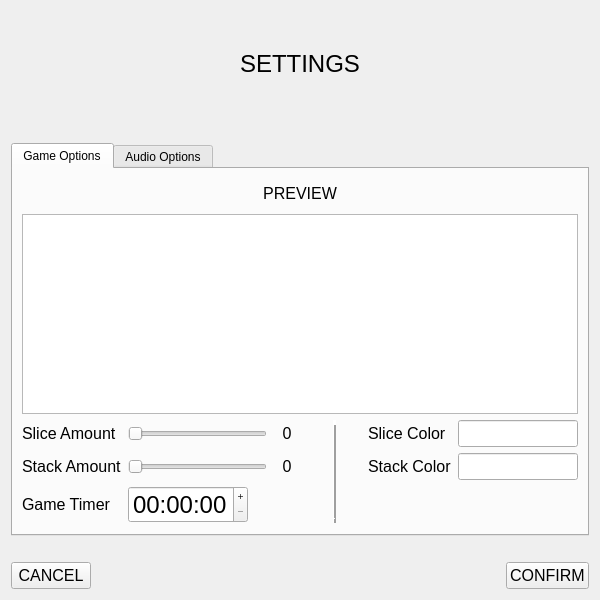
Above: settingswindow.ui from radinals/HanoiTower before the change. Below: the same form after it.
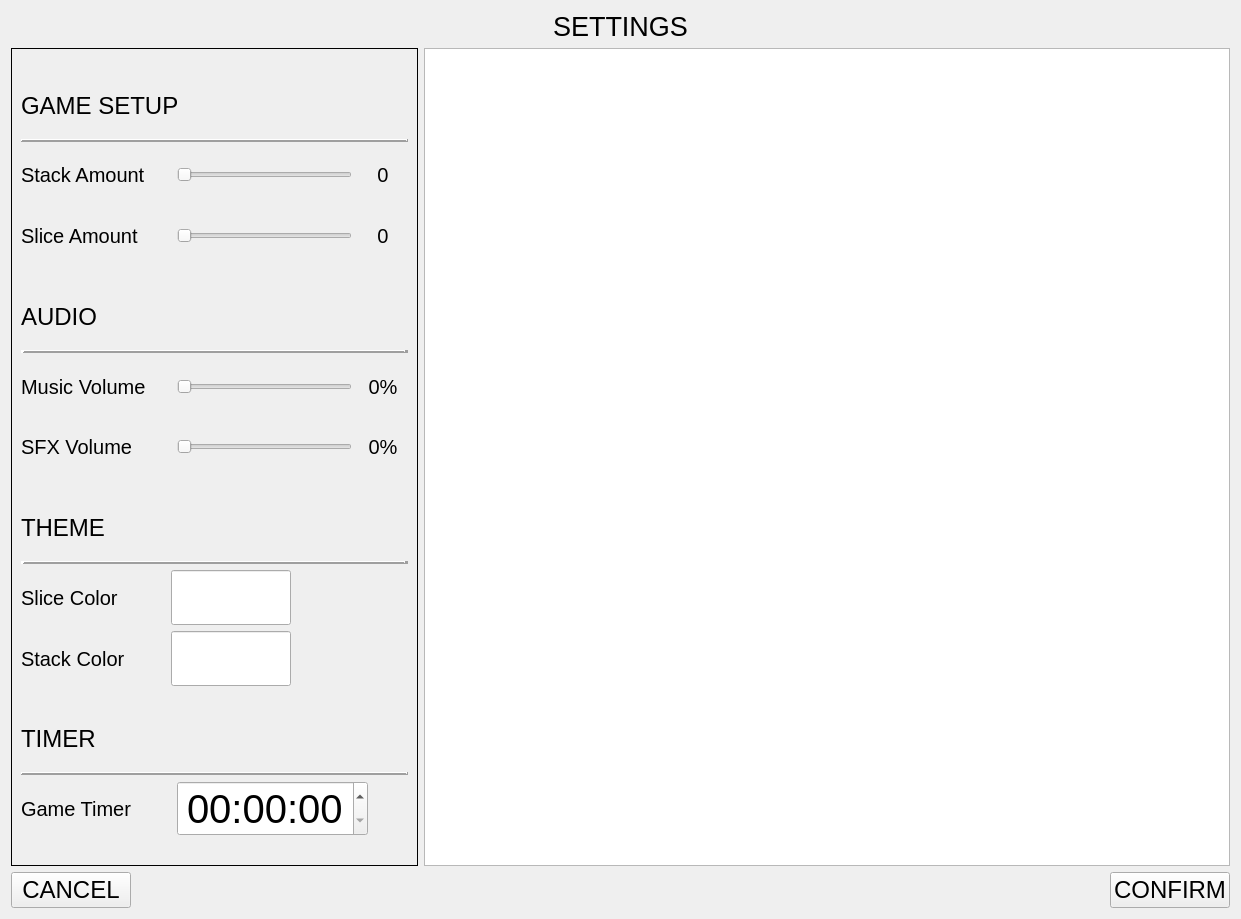
That is the form after the change.

Commit message: redesigned settings menu, and now is integrated directly to main window

```diff
--- a/settingswindow.ui
+++ b/settingswindow.ui
@@ -6,123 +6,190 @@
    <rect>
     <x>0</x>
     <y>0</y>
-    <width>600</width>
-    <height>600</height>
+    <width>1241</width>
+    <height>919</height>
    </rect>
   </property>
   <property name="sizePolicy">
-   <sizepolicy hsizetype="Fixed" vsizetype="Preferred">
+   <sizepolicy hsizetype="Preferred" vsizetype="Preferred">
     <horstretch>0</horstretch>
     <verstretch>0</verstretch>
    </sizepolicy>
   </property>
   <property name="minimumSize">
    <size>
-    <width>520</width>
-    <height>0</height>
+    <width>600</width>
+    <height>800</height>
    </size>
   </property>
   <property name="maximumSize">
    <size>
-    <width>600</width>
-    <height>601</height>
+    <width>16777215</width>
+    <height>16777215</height>
    </size>
   </property>
   <property name="windowTitle">
    <string>Form</string>
   </property>
-  <layout class="QVBoxLayout" name="verticalLayout">
-   <item>
-    <widget class="QLabel" name="SettingsTitle">
-     <property name="font">
-      <font>
-       <pointsize>18</pointsize>
-      </font>
-     </property>
-     <property name="text">
-      <string>SETTINGS</string>
-     </property>
-     <property name="alignment">
-      <set>Qt::AlignCenter</set>
-     </property>
-    </widget>
-   </item>
-   <item>
-    <spacer name="horizontalSpacer_3">
-     <property name="orientation">
-      <enum>Qt::Horizontal</enum>
-     </property>
-     <property name="sizeHint" stdset="0">
-      <size>
-       <width>40</width>
-       <height>20</height>
-      </size>
-     </property>
-    </spacer>
-   </item>
-   <item>
-    <widget class="QTabWidget" name="tabWidget">
-     <property name="sizePolicy">
-      <sizepolicy hsizetype="Expanding" vsizetype="Fixed">
-       <horstretch>0</horstretch>
-       <verstretch>0</verstretch>
-      </sizepolicy>
-     </property>
-     <property name="currentIndex">
-      <number>0</number>
-     </property>
-     <widget class="QWidget" name="GameOptions">
-      <attribute name="title">
-       <string>Game Options</string>
-      </attribute>
       <layout class="QGridLayout" name="gridLayout">
-       <item row="5" column="0">
-        <widget class="QLabel" name="GameStackAmountLabel">
-         <property name="maximumSize">
+   <item row="2" column="0" colspan="4">
+    <layout class="QHBoxLayout" name="horizontalLayout">
+     <item>
+      <widget class="QPushButton" name="CancelButton">
+       <property name="sizePolicy">
+        <sizepolicy hsizetype="Preferred" vsizetype="Fixed">
+         <horstretch>0</horstretch>
+         <verstretch>0</verstretch>
+        </sizepolicy>
+       </property>
+       <property name="minimumSize">
           <size>
-           <width>150</width>
-           <height>16777215</height>
+         <width>120</width>
+         <height>0</height>
           </size>
          </property>
          <property name="font">
           <font>
-           <pointsize>12</pointsize>
+         <pointsize>18</pointsize>
           </font>
          </property>
          <property name="text">
-          <string>Stack Amount</string>
+        <string>CANCEL</string>
          </property>
         </widget>
        </item>
-       <item row="5" column="6">
-        <widget class="QLabel" name="ThemeStackColorSettingsLabel">
-         <property name="maximumSize">
+     <item>
+      <spacer name="horizontalSpacer">
+       <property name="orientation">
+        <enum>Qt::Horizontal</enum>
+       </property>
+       <property name="sizeHint" stdset="0">
           <size>
-           <width>150</width>
-           <height>16777215</height>
-          </size>
-         </property>
+         <width>40</width>
+         <height>20</height>
+        </size>
+       </property>
+      </spacer>
+     </item>
+     <item>
+      <widget class="QPushButton" name="SaveButton">
+       <property name="sizePolicy">
+        <sizepolicy hsizetype="Preferred" vsizetype="Fixed">
+         <horstretch>0</horstretch>
+         <verstretch>0</verstretch>
+        </sizepolicy>
+       </property>
+       <property name="minimumSize">
+        <size>
+         <width>120</width>
+         <height>0</height>
+        </size>
+       </property>
          <property name="font">
           <font>
-           <pointsize>12</pointsize>
+         <pointsize>18</pointsize>
           </font>
          </property>
          <property name="text">
-          <string>Stack Color</string>
+        <string>CONFIRM</string>
          </property>
         </widget>
        </item>
-       <item row="4" column="0">
+    </layout>
+   </item>
+   <item row="1" column="3">
+    <widget class="QGraphicsView" name="PreviewOut">
+     <property name="sizePolicy">
+      <sizepolicy hsizetype="Expanding" vsizetype="Expanding">
+       <horstretch>0</horstretch>
+       <verstretch>0</verstretch>
+      </sizepolicy>
+     </property>
+     <property name="minimumSize">
+      <size>
+       <width>500</width>
+       <height>500</height>
+      </size>
+     </property>
+     <property name="styleSheet">
+      <string notr="true"/>
+     </property>
+     <property name="horizontalScrollBarPolicy">
+      <enum>Qt::ScrollBarAsNeeded</enum>
+     </property>
+     <property name="sizeAdjustPolicy">
+      <enum>QAbstractScrollArea::AdjustToContents</enum>
+     </property>
+     <property name="backgroundBrush">
+      <brush brushstyle="NoBrush">
+       <color alpha="255">
+        <red>0</red>
+        <green>0</green>
+        <blue>0</blue>
+       </color>
+      </brush>
+     </property>
+     <property name="interactive">
+      <bool>false</bool>
+     </property>
+     <property name="resizeAnchor">
+      <enum>QGraphicsView::AnchorViewCenter</enum>
+     </property>
+     <property name="viewportUpdateMode">
+      <enum>QGraphicsView::MinimalViewportUpdate</enum>
+     </property>
+    </widget>
+   </item>
+   <item row="1" column="0" colspan="3">
+    <widget class="QFrame" name="SettingOptionsFrame">
+     <property name="frameShape">
+      <enum>QFrame::Box</enum>
+     </property>
+     <property name="frameShadow">
+      <enum>QFrame::Plain</enum>
+     </property>
+     <property name="lineWidth">
+      <number>1</number>
+     </property>
+     <layout class="QGridLayout" name="gridLayout_3">
+      <item row="9" column="0">
+       <widget class="Line" name="line">
+        <property name="sizePolicy">
+         <sizepolicy hsizetype="Preferred" vsizetype="Fixed">
+          <horstretch>0</horstretch>
+          <verstretch>0</verstretch>
+         </sizepolicy>
+        </property>
+        <property name="frameShadow">
+         <enum>QFrame::Raised</enum>
+        </property>
+        <property name="lineWidth">
+         <number>4</number>
+        </property>
+        <property name="orientation">
+         <enum>Qt::Horizontal</enum>
+        </property>
+       </widget>
+      </item>
+      <item row="6" column="0">
+       <layout class="QHBoxLayout" name="horizontalLayout_2">
+        <item>
         <widget class="QLabel" name="GameSliceAmountLabel">
-         <property name="maximumSize">
+          <property name="minimumSize">
           <size>
            <width>150</width>
+            <height>20</height>
+           </size>
+          </property>
+          <property name="maximumSize">
+           <size>
+            <width>16777215</width>
            <height>16777215</height>
           </size>
          </property>
          <property name="font">
           <font>
-           <pointsize>12</pointsize>
+            <pointsize>15</pointsize>
           </font>
          </property>
          <property name="text">
@@ -130,12 +197,18 @@
          </property>
         </widget>
        </item>
-       <item row="4" column="1">
+        <item>
         <widget class="QSlider" name="GameSliceAmountSlider">
+          <property name="sizePolicy">
+           <sizepolicy hsizetype="Expanding" vsizetype="Preferred">
+            <horstretch>0</horstretch>
+            <verstretch>0</verstretch>
+           </sizepolicy>
+          </property>
          <property name="minimumSize">
           <size>
            <width>0</width>
-           <height>0</height>
+            <height>20</height>
           </size>
          </property>
          <property name="maximumSize">
@@ -158,51 +231,17 @@
          </property>
         </widget>
        </item>
-       <item row="5" column="7">
-        <widget class="QLineEdit" name="ThemeStackColorSettingsInput">
-         <property name="sizePolicy">
-          <sizepolicy hsizetype="Fixed" vsizetype="Fixed">
-           <horstretch>0</horstretch>
-           <verstretch>0</verstretch>
-          </sizepolicy>
-         </property>
-         <property name="maximumSize">
-          <size>
-           <width>120</width>
-           <height>16777215</height>
-          </size>
-         </property>
-         <property name="font">
-          <font>
-           <pointsize>12</pointsize>
-          </font>
-         </property>
-        </widget>
-       </item>
-       <item row="4" column="3" rowspan="3">
-        <spacer name="verticalSpacer_2">
-         <property name="orientation">
-          <enum>Qt::Vertical</enum>
-         </property>
-         <property name="sizeHint" stdset="0">
-          <size>
-           <width>20</width>
-           <height>40</height>
-          </size>
-         </property>
-        </spacer>
-       </item>
-       <item row="5" column="2">
-        <widget class="QLabel" name="GameStackAmountOut">
+        <item>
+         <widget class="QLabel" name="GameSliceAmountOut">
          <property name="minimumSize">
           <size>
-           <width>28</width>
+            <width>50</width>
            <height>0</height>
           </size>
          </property>
          <property name="font">
           <font>
-           <pointsize>12</pointsize>
+            <pointsize>15</pointsize>
           </font>
          </property>
          <property name="text">
@@ -213,33 +252,155 @@
          </property>
         </widget>
        </item>
-       <item row="6" column="1">
+       </layout>
+      </item>
+      <item row="12" column="0">
+       <layout class="QHBoxLayout" name="horizontalLayout_6">
+        <item>
+         <widget class="QLabel" name="AudioSFXVolLabel">
+          <property name="minimumSize">
+           <size>
+            <width>150</width>
+            <height>20</height>
+           </size>
+          </property>
+          <property name="maximumSize">
+           <size>
+            <width>16777215</width>
+            <height>16777215</height>
+           </size>
+          </property>
+          <property name="font">
+           <font>
+            <pointsize>15</pointsize>
+           </font>
+          </property>
+          <property name="text">
+           <string>SFX Volume</string>
+          </property>
+         </widget>
+        </item>
+        <item>
+         <widget class="QSlider" name="AudioSFXVolSlider">
+          <property name="sizePolicy">
+           <sizepolicy hsizetype="Expanding" vsizetype="Preferred">
+            <horstretch>0</horstretch>
+            <verstretch>0</verstretch>
+           </sizepolicy>
+          </property>
+          <property name="minimumSize">
+           <size>
+            <width>0</width>
+            <height>20</height>
+           </size>
+          </property>
+          <property name="font">
+           <font>
+            <pointsize>15</pointsize>
+           </font>
+          </property>
+          <property name="maximum">
+           <number>100</number>
+          </property>
+          <property name="orientation">
+           <enum>Qt::Horizontal</enum>
+          </property>
+         </widget>
+        </item>
+        <item>
+         <widget class="QLabel" name="AudioSFXVolOut">
+          <property name="minimumSize">
+           <size>
+            <width>50</width>
+            <height>0</height>
+           </size>
+          </property>
+          <property name="font">
+           <font>
+            <pointsize>15</pointsize>
+           </font>
+          </property>
+          <property name="text">
+           <string>0%</string>
+          </property>
+          <property name="alignment">
+           <set>Qt::AlignCenter</set>
+          </property>
+         </widget>
+        </item>
+       </layout>
+      </item>
+      <item row="8" column="0">
+       <widget class="QLabel" name="GameAudioSetupGroupLabel">
+        <property name="font">
+         <font>
+          <pointsize>18</pointsize>
+         </font>
+        </property>
+        <property name="text">
+         <string>AUDIO</string>
+        </property>
+       </widget>
+      </item>
+      <item row="22" column="0">
+       <layout class="QHBoxLayout" name="horizontalLayout_4">
+        <item>
+         <widget class="QLabel" name="GameTimerSettingLabel">
+          <property name="minimumSize">
+           <size>
+            <width>150</width>
+            <height>20</height>
+           </size>
+          </property>
+          <property name="maximumSize">
+           <size>
+            <width>16777215</width>
+            <height>16777215</height>
+           </size>
+          </property>
+          <property name="font">
+           <font>
+            <pointsize>15</pointsize>
+           </font>
+          </property>
+          <property name="text">
+           <string>Game Timer </string>
+          </property>
+         </widget>
+        </item>
+        <item>
         <widget class="QTimeEdit" name="GameTimerInput">
          <property name="sizePolicy">
-          <sizepolicy hsizetype="Fixed" vsizetype="Fixed">
+           <sizepolicy hsizetype="Fixed" vsizetype="Preferred">
            <horstretch>0</horstretch>
            <verstretch>0</verstretch>
           </sizepolicy>
          </property>
          <property name="minimumSize">
           <size>
-           <width>120</width>
-           <height>0</height>
+            <width>0</width>
+            <height>20</height>
           </size>
          </property>
          <property name="maximumSize">
           <size>
-           <width>100</width>
+            <width>200</width>
            <height>16777215</height>
           </size>
          </property>
          <property name="font">
           <font>
-           <pointsize>18</pointsize>
-          </font>
-         </property>
+            <pointsize>30</pointsize>
+           </font>
+          </property>
+          <property name="frame">
+           <bool>true</bool>
+          </property>
+          <property name="alignment">
+           <set>Qt::AlignCenter</set>
+          </property>
          <property name="buttonSymbols">
-          <enum>QAbstractSpinBox::PlusMinus</enum>
+           <enum>QAbstractSpinBox::UpDownArrows</enum>
          </property>
          <property name="showGroupSeparator" stdset="0">
           <bool>false</bool>
@@ -249,69 +410,68 @@
          </property>
         </widget>
        </item>
-       <item row="4" column="2">
-        <widget class="QLabel" name="GameSliceAmountOut">
-         <property name="minimumSize">
+        <item>
+         <spacer name="horizontalSpacer_5">
+          <property name="orientation">
+           <enum>Qt::Horizontal</enum>
+          </property>
+          <property name="sizeHint" stdset="0">
           <size>
-           <width>28</width>
-           <height>0</height>
-          </size>
-         </property>
-         <property name="font">
-          <font>
-           <pointsize>12</pointsize>
-          </font>
-         </property>
-         <property name="text">
-          <string>0</string>
-         </property>
-         <property name="alignment">
-          <set>Qt::AlignCenter</set>
-         </property>
-        </widget>
-       </item>
-       <item row="6" column="0">
-        <widget class="QLabel" name="GameTimerLabel">
-         <property name="maximumSize">
+            <width>40</width>
+            <height>20</height>
+           </size>
+          </property>
+         </spacer>
+        </item>
+       </layout>
+      </item>
+      <item row="0" column="0">
+       <spacer name="horizontalSpacer_9">
+        <property name="orientation">
+         <enum>Qt::Horizontal</enum>
+        </property>
+        <property name="sizeHint" stdset="0">
           <size>
-           <width>150</width>
-           <height>16777215</height>
-          </size>
-         </property>
+          <width>40</width>
+          <height>20</height>
+         </size>
+        </property>
+       </spacer>
+      </item>
+      <item row="20" column="0">
+       <widget class="QLabel" name="GameTimerSetupGroupLabel">
          <property name="font">
           <font>
-           <pointsize>12</pointsize>
+          <pointsize>18</pointsize>
           </font>
          </property>
          <property name="text">
-          <string>Game Timer </string>
+         <string>TIMER</string>
          </property>
         </widget>
        </item>
-       <item row="4" column="5" rowspan="3">
-        <spacer name="verticalSpacer">
-         <property name="orientation">
-          <enum>Qt::Vertical</enum>
-         </property>
-         <property name="sizeHint" stdset="0">
-          <size>
-           <width>20</width>
-           <height>40</height>
-          </size>
-         </property>
-        </spacer>
-       </item>
-       <item row="4" column="6">
+      <item row="17" column="0">
+       <layout class="QHBoxLayout" name="horizontalLayout_7">
+        <property name="spacing">
+         <number>0</number>
+        </property>
+        <item>
         <widget class="QLabel" name="ThemeSliceColorSettingsLabel">
-         <property name="maximumSize">
+          <property name="minimumSize">
           <size>
            <width>150</width>
+            <height>0</height>
+           </size>
+          </property>
+          <property name="maximumSize">
+           <size>
+            <width>16777215</width>
            <height>16777215</height>
           </size>
          </property>
          <property name="font">
           <font>
-           <pointsize>12</pointsize>
+            <pointsize>15</pointsize>
           </font>
          </property>
          <property name="text">
@@ -319,41 +479,20 @@
          </property>
         </widget>
        </item>
-       <item row="0" column="0" colspan="8">
-        <widget class="QLabel" name="GamePreviewLabel">
-         <property name="minimumSize">
-          <size>
-           <width>0</width>
-           <height>30</height>
-          </size>
-         </property>
-         <property name="maximumSize">
-          <size>
-           <width>16777215</width>
-           <height>30</height>
-          </size>
-         </property>
-         <property name="font">
-          <font>
-           <pointsize>12</pointsize>
-          </font>
-         </property>
-         <property name="text">
-          <string>PREVIEW</string>
-         </property>
-         <property name="alignment">
-          <set>Qt::AlignCenter</set>
-         </property>
-        </widget>
-       </item>
-       <item row="4" column="7">
+        <item>
         <widget class="QLineEdit" name="ThemeSliceColorSettingsInput">
          <property name="sizePolicy">
-          <sizepolicy hsizetype="Fixed" vsizetype="Fixed">
+           <sizepolicy hsizetype="Fixed" vsizetype="Preferred">
            <horstretch>0</horstretch>
            <verstretch>0</verstretch>
           </sizepolicy>
          </property>
+          <property name="minimumSize">
+           <size>
+            <width>0</width>
+            <height>20</height>
+           </size>
+          </property>
          <property name="maximumSize">
           <size>
            <width>120</width>
@@ -362,17 +501,101 @@
          </property>
          <property name="font">
           <font>
-           <pointsize>12</pointsize>
+            <pointsize>15</pointsize>
           </font>
          </property>
         </widget>
        </item>
-       <item row="5" column="1">
+        <item>
+         <spacer name="horizontalSpacer_4">
+          <property name="orientation">
+           <enum>Qt::Horizontal</enum>
+          </property>
+          <property name="sizeHint" stdset="0">
+           <size>
+            <width>40</width>
+            <height>20</height>
+           </size>
+          </property>
+         </spacer>
+        </item>
+       </layout>
+      </item>
+      <item row="14" column="0">
+       <widget class="QLabel" name="GameThemeSetupGroupLabel">
+        <property name="font">
+         <font>
+          <pointsize>18</pointsize>
+         </font>
+        </property>
+        <property name="text">
+         <string>THEME</string>
+        </property>
+       </widget>
+      </item>
+      <item row="1" column="0">
+       <widget class="QLabel" name="GameSetupGroupLabel">
+        <property name="font">
+         <font>
+          <pointsize>18</pointsize>
+         </font>
+        </property>
+        <property name="text">
+         <string>GAME SETUP</string>
+        </property>
+       </widget>
+      </item>
+      <item row="19" column="0">
+       <spacer name="horizontalSpacer_8">
+        <property name="orientation">
+         <enum>Qt::Horizontal</enum>
+        </property>
+        <property name="sizeHint" stdset="0">
+         <size>
+          <width>40</width>
+          <height>20</height>
+         </size>
+        </property>
+       </spacer>
+      </item>
+      <item row="3" column="0">
+       <layout class="QHBoxLayout" name="horizontalLayout_3">
+        <item>
+         <widget class="QLabel" name="GameStackAmountLabel">
+          <property name="minimumSize">
+           <size>
+            <width>150</width>
+            <height>20</height>
+           </size>
+          </property>
+          <property name="maximumSize">
+           <size>
+            <width>16777215</width>
+            <height>16777215</height>
+           </size>
+          </property>
+          <property name="font">
+           <font>
+            <pointsize>15</pointsize>
+           </font>
+          </property>
+          <property name="text">
+           <string>Stack Amount</string>
+          </property>
+         </widget>
+        </item>
+        <item>
         <widget class="QSlider" name="GameStackAmountSlider">
+          <property name="sizePolicy">
+           <sizepolicy hsizetype="Expanding" vsizetype="Preferred">
+            <horstretch>0</horstretch>
+            <verstretch>0</verstretch>
+           </sizepolicy>
+          </property>
          <property name="minimumSize">
           <size>
            <width>0</width>
-           <height>0</height>
+            <height>20</height>
           </size>
          </property>
          <property name="maximumSize">
@@ -398,93 +621,177 @@
          </property>
         </widget>
        </item>
-       <item row="2" column="0" colspan="8">
-        <widget class="QGraphicsView" name="PreviewOut">
-         <property name="sizePolicy">
-          <sizepolicy hsizetype="Expanding" vsizetype="Fixed">
-           <horstretch>0</horstretch>
-           <verstretch>0</verstretch>
-          </sizepolicy>
-         </property>
+        <item>
+         <widget class="QLabel" name="GameStackAmountOut">
          <property name="minimumSize">
           <size>
-           <width>500</width>
-           <height>200</height>
-          </size>
-         </property>
-         <property name="horizontalScrollBarPolicy">
-          <enum>Qt::ScrollBarAsNeeded</enum>
-         </property>
-         <property name="sizeAdjustPolicy">
-          <enum>QAbstractScrollArea::AdjustToContents</enum>
-         </property>
-        </widget>
-       </item>
-       <item row="4" column="4" rowspan="3">
-        <widget class="Line" name="line">
-         <property name="sizePolicy">
-          <sizepolicy hsizetype="Fixed" vsizetype="Expanding">
-           <horstretch>0</horstretch>
-           <verstretch>0</verstretch>
-          </sizepolicy>
-         </property>
-         <property name="frameShadow">
-          <enum>QFrame::Raised</enum>
-         </property>
-         <property name="lineWidth">
-          <number>5</number>
-         </property>
-         <property name="orientation">
-          <enum>Qt::Vertical</enum>
-         </property>
-        </widget>
-       </item>
-      </layout>
-     </widget>
-     <widget class="QWidget" name="AudioOptions">
-      <attribute name="title">
-       <string>Audio Options</string>
-      </attribute>
-      <layout class="QGridLayout" name="gridLayout_2">
-       <item row="0" column="1">
-        <widget class="QSlider" name="AudioSFXVolSlider">
-         <property name="maximum">
-          <number>100</number>
-         </property>
-         <property name="orientation">
-          <enum>Qt::Horizontal</enum>
-         </property>
-        </widget>
-       </item>
-       <item row="0" column="0">
-        <widget class="QLabel" name="AudioSFXVolLabel">
-         <property name="maximumSize">
-          <size>
-           <width>150</width>
-           <height>16777215</height>
+            <width>50</width>
+            <height>0</height>
           </size>
          </property>
          <property name="font">
           <font>
-           <pointsize>12</pointsize>
+            <pointsize>15</pointsize>
           </font>
          </property>
          <property name="text">
-          <string>SFX Volume</string>
+           <string>0</string>
+          </property>
+          <property name="alignment">
+           <set>Qt::AlignCenter</set>
+          </property>
+         </widget>
+        </item>
+       </layout>
+      </item>
+      <item row="16" column="0">
+       <widget class="Line" name="line_2">
+        <property name="frameShadow">
+         <enum>QFrame::Raised</enum>
+        </property>
+        <property name="lineWidth">
+         <number>4</number>
+        </property>
+        <property name="orientation">
+         <enum>Qt::Horizontal</enum>
          </property>
         </widget>
        </item>
        <item row="2" column="0">
+       <widget class="Line" name="line_4">
+        <property name="frameShadow">
+         <enum>QFrame::Raised</enum>
+        </property>
+        <property name="lineWidth">
+         <number>2</number>
+        </property>
+        <property name="orientation">
+         <enum>Qt::Horizontal</enum>
+        </property>
+       </widget>
+      </item>
+      <item row="7" column="0">
+       <spacer name="horizontalSpacer_7">
+        <property name="orientation">
+         <enum>Qt::Horizontal</enum>
+        </property>
+        <property name="sizeHint" stdset="0">
+         <size>
+          <width>40</width>
+          <height>20</height>
+         </size>
+        </property>
+       </spacer>
+      </item>
+      <item row="21" column="0">
+       <widget class="Line" name="line_3">
+        <property name="minimumSize">
+         <size>
+          <width>120</width>
+          <height>0</height>
+         </size>
+        </property>
+        <property name="frameShadow">
+         <enum>QFrame::Raised</enum>
+        </property>
+        <property name="lineWidth">
+         <number>2</number>
+        </property>
+        <property name="orientation">
+         <enum>Qt::Horizontal</enum>
+        </property>
+       </widget>
+      </item>
+      <item row="18" column="0">
+       <layout class="QHBoxLayout" name="horizontalLayout_8">
+        <property name="spacing">
+         <number>0</number>
+        </property>
+        <item>
+         <widget class="QLabel" name="ThemeStackColorSettingsLabel">
+          <property name="minimumSize">
+           <size>
+            <width>150</width>
+            <height>0</height>
+           </size>
+          </property>
+          <property name="maximumSize">
+           <size>
+            <width>16777215</width>
+            <height>16777215</height>
+           </size>
+          </property>
+          <property name="font">
+           <font>
+            <pointsize>15</pointsize>
+           </font>
+          </property>
+          <property name="text">
+           <string>Stack Color</string>
+          </property>
+         </widget>
+        </item>
+        <item>
+         <widget class="QLineEdit" name="ThemeStackColorSettingsInput">
+          <property name="sizePolicy">
+           <sizepolicy hsizetype="Fixed" vsizetype="Preferred">
+            <horstretch>0</horstretch>
+            <verstretch>0</verstretch>
+           </sizepolicy>
+          </property>
+          <property name="minimumSize">
+           <size>
+            <width>0</width>
+            <height>20</height>
+           </size>
+          </property>
+          <property name="maximumSize">
+           <size>
+            <width>120</width>
+            <height>16777215</height>
+           </size>
+          </property>
+          <property name="font">
+           <font>
+            <pointsize>15</pointsize>
+           </font>
+          </property>
+         </widget>
+        </item>
+        <item>
+         <spacer name="horizontalSpacer_3">
+          <property name="orientation">
+           <enum>Qt::Horizontal</enum>
+          </property>
+          <property name="sizeHint" stdset="0">
+           <size>
+            <width>40</width>
+            <height>20</height>
+           </size>
+          </property>
+         </spacer>
+        </item>
+       </layout>
+      </item>
+      <item row="11" column="0">
+       <layout class="QHBoxLayout" name="horizontalLayout_5">
+        <item>
         <widget class="QLabel" name="AudioMusicVolLabel">
-         <property name="maximumSize">
+          <property name="minimumSize">
           <size>
            <width>150</width>
+            <height>20</height>
+           </size>
+          </property>
+          <property name="maximumSize">
+           <size>
+            <width>16777215</width>
            <height>16777215</height>
           </size>
          </property>
          <property name="font">
           <font>
-           <pointsize>12</pointsize>
+            <pointsize>15</pointsize>
           </font>
          </property>
          <property name="text">
@@ -492,8 +799,20 @@
          </property>
         </widget>
        </item>
-       <item row="2" column="1">
+        <item>
         <widget class="QSlider" name="AudioMusicVolSlider">
+          <property name="sizePolicy">
+           <sizepolicy hsizetype="Expanding" vsizetype="Preferred">
+            <horstretch>0</horstretch>
+            <verstretch>0</verstretch>
+           </sizepolicy>
+          </property>
+          <property name="minimumSize">
+           <size>
+            <width>0</width>
+            <height>20</height>
+           </size>
+          </property>
          <property name="maximum">
           <number>100</number>
          </property>
@@ -502,23 +821,17 @@
          </property>
         </widget>
        </item>
-       <item row="0" column="2">
-        <widget class="QLabel" name="AudioSFXVolOut">
-         <property name="font">
-          <font>
-           <pointsize>12</pointsize>
-          </font>
-         </property>
-         <property name="text">
-          <string>0%</string>
-         </property>
-        </widget>
-       </item>
-       <item row="2" column="2">
+        <item>
         <widget class="QLabel" name="AudioMusicVolOut">
+          <property name="minimumSize">
+           <size>
+            <width>50</width>
+            <height>0</height>
+           </size>
+          </property>
          <property name="font">
           <font>
-           <pointsize>12</pointsize>
+            <pointsize>15</pointsize>
           </font>
          </property>
          <property name="text">
@@ -530,17 +843,25 @@
         </widget>
        </item>
       </layout>
-     </widget>
-    </widget>
-   </item>
-   <item>
+      </item>
+      <item row="13" column="0">
+       <spacer name="horizontalSpacer_6">
+        <property name="orientation">
+         <enum>Qt::Horizontal</enum>
+        </property>
+        <property name="sizeHint" stdset="0">
+         <size>
+          <width>40</width>
+          <height>20</height>
+         </size>
+        </property>
+       </spacer>
+      </item>
+      <item row="23" column="0">
     <spacer name="horizontalSpacer_2">
      <property name="orientation">
       <enum>Qt::Horizontal</enum>
      </property>
-     <property name="sizeType">
-      <enum>QSizePolicy::Minimum</enum>
-     </property>
      <property name="sizeHint" stdset="0">
       <size>
        <width>40</width>
@@ -548,47 +869,30 @@
       </size>
      </property>
     </spacer>
-   </item>
-   <item>
-    <layout class="QHBoxLayout" name="horizontalLayout">
-     <item>
-      <widget class="QPushButton" name="CancelButton">
-       <property name="font">
-        <font>
-         <pointsize>12</pointsize>
-        </font>
-       </property>
-       <property name="text">
-        <string>CANCEL</string>
-       </property>
-      </widget>
-     </item>
-     <item>
-      <spacer name="horizontalSpacer">
-       <property name="orientation">
-        <enum>Qt::Horizontal</enum>
-       </property>
-       <property name="sizeHint" stdset="0">
-        <size>
-         <width>40</width>
-         <height>20</height>
-        </size>
-       </property>
-      </spacer>
-     </item>
-     <item>
-      <widget class="QPushButton" name="SaveButton">
-       <property name="font">
-        <font>
-         <pointsize>12</pointsize>
-        </font>
-       </property>
-       <property name="text">
-        <string>CONFIRM</string>
-       </property>
-      </widget>
-     </item>
-    </layout>
+      </item>
+     </layout>
+    </widget>
+   </item>
+   <item row="0" column="0" colspan="4">
+    <widget class="QLabel" name="SettingsTitle">
+     <property name="sizePolicy">
+      <sizepolicy hsizetype="Preferred" vsizetype="Fixed">
+       <horstretch>0</horstretch>
+       <verstretch>0</verstretch>
+      </sizepolicy>
+     </property>
+     <property name="font">
+      <font>
+       <pointsize>20</pointsize>
+      </font>
+     </property>
+     <property name="text">
+      <string>SETTINGS</string>
+     </property>
+     <property name="alignment">
+      <set>Qt::AlignCenter</set>
+     </property>
+    </widget>
    </item>
   </layout>
  </widget>
```
Lines whose indentation alone changed are shown as unchanged. The commit also changes 5 other files.
